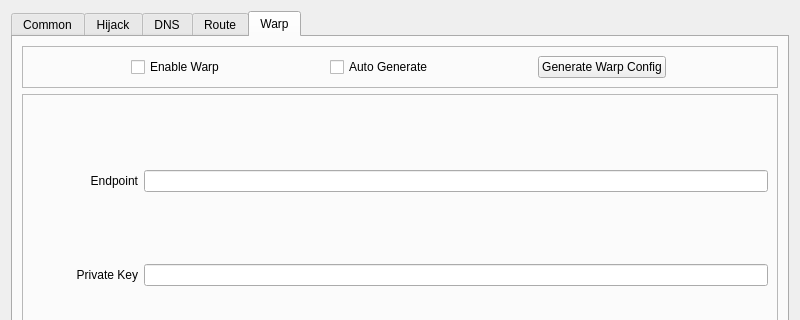
Old version of the form src/nekobox/ui/setting/dialog_manage_routes.ui in the repository qr243vbi/nekobox; both pictures show x 0 to 800 and y 0 to 320 of the 800 by 600 pixel window.
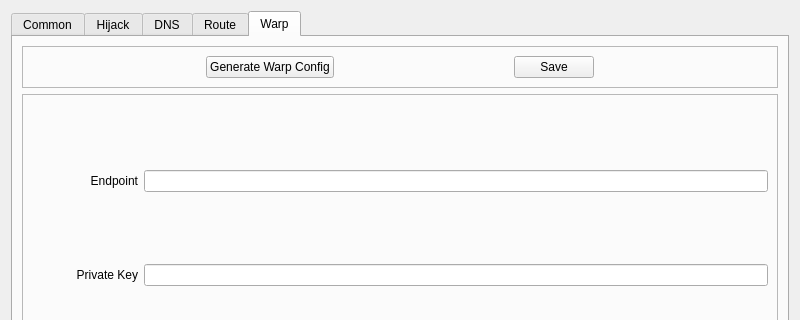
New version of the form. The open tabs and pages were chosen to show the change.

Commit message: Add warp generator

```diff
--- a/src/nekobox/ui/setting/dialog_manage_routes.ui
+++ b/src/nekobox/ui/setting/dialog_manage_routes.ui
@@ -691,35 +691,6 @@
           <enum>QFrame::Shadow::Raised</enum>
          </property>
          <layout class="QHBoxLayout" name="horizontalLayout_6">
-          <item>
-           <widget class="QCheckBox" name="enable_warp">
-            <property name="sizePolicy">
-             <sizepolicy hsizetype="Maximum" vsizetype="Fixed">
-              <horstretch>0</horstretch>
-              <verstretch>0</verstretch>
-             </sizepolicy>
-            </property>
-            <property name="toolTip">
-             <string>&lt;html&gt;&lt;head/&gt;&lt;body&gt;&lt;p&gt;Enables the following config to be used as egress, useful for bypassing services restrciting non-warp VPNs&lt;/p&gt;&lt;/body&gt;&lt;/html&gt;</string>
-            </property>
-            <property name="text">
-             <string>Enable Warp</string>
-            </property>
-           </widget>
-          </item>
-          <item>
-           <widget class="QCheckBox" name="auto_generate_warp">
-            <property name="sizePolicy">
-             <sizepolicy hsizetype="Maximum" vsizetype="Fixed">
-              <horstretch>0</horstretch>
-              <verstretch>0</verstretch>
-             </sizepolicy>
-            </property>
-            <property name="text">
-             <string>Auto Generate</string>
-            </property>
-           </widget>
-          </item>
           <item>
            <widget class="QPushButton" name="warp_autogen">
             <property name="sizePolicy">
@@ -736,6 +707,19 @@
             </property>
            </widget>
           </item>
+          <item>
+           <widget class="QPushButton" name="save_wireguard">
+            <property name="sizePolicy">
+             <sizepolicy hsizetype="Maximum" vsizetype="Fixed">
+              <horstretch>0</horstretch>
+              <verstretch>0</verstretch>
+             </sizepolicy>
+            </property>
+            <property name="text">
+             <string>Save</string>
+            </property>
+           </widget>
+          </item>
          </layout>
         </widget>
        </item>
```
The commit also changes 7 other files.
